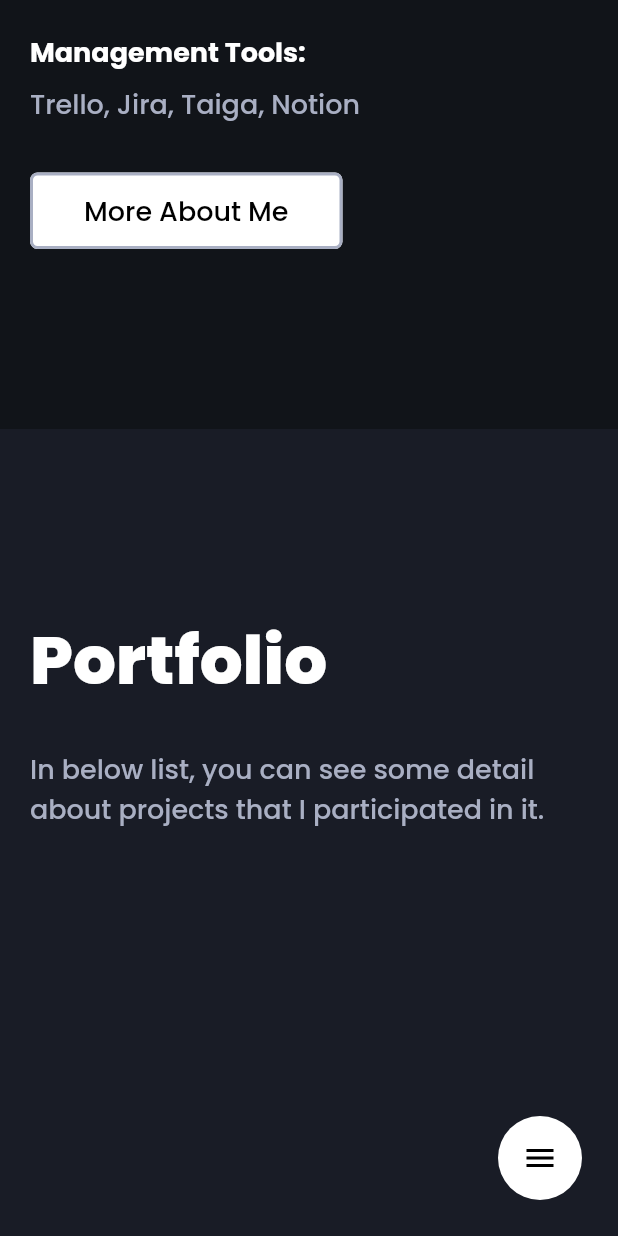
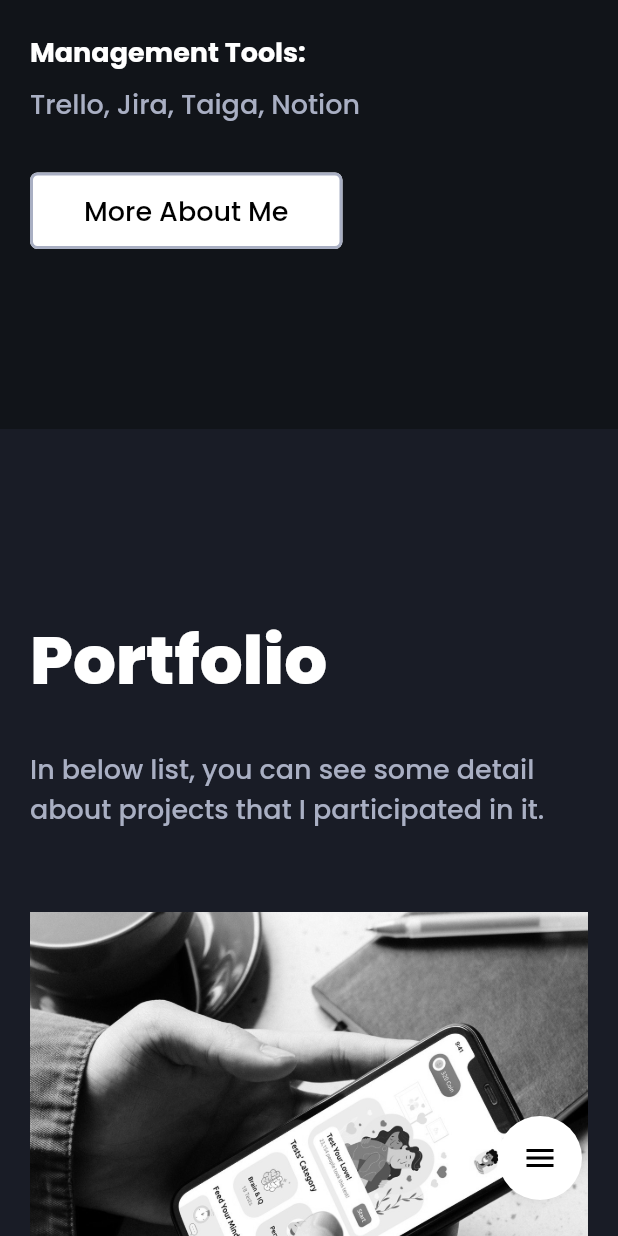
Before and after one commit to alirezat66/personal_web_flutter, a Flutter app: the screen it shows after launch, scrolled down 1728 dp, on a phone screen of 412 x 824 dp. Run offline on Flutter 3.47's test engine with Material 2 defaults, Android fonts, the phone set to English and light mode, and no system bars; drawn by our look-alikes of scrollable_positioned_list; our stand-ins replace auto_size_text, font_awesome_flutter, iconly; missing offline and left inert: google_maps, universal_html.

Commit message:
make portfo responsive

```diff
--- a/lib/screen/portfolio_screen.dart
+++ b/lib/screen/portfolio_screen.dart
@@ -1,5 +1,6 @@
 import 'package:flutter/material.dart';
 import 'package:personal_website/data/constant_value.dart';
+import 'package:personal_website/data/model/portfo.dart';
 import 'package:personal_website/helper/responsive_checker.dart';
 import 'package:personal_website/widget/portfo_item.dart';
 
@@ -9,6 +10,83 @@ class PortfolioScreen extends StatelessWidget {
   @override
   Widget build(BuildContext context) {
     var list = ConstantsValue.portfolioItems;
+
+    return ResponsiveCheker.isDeviceMobileWithContext(context)
+        ? PortfolioMobileWidget(list: list)
+        : PortfolioDesktopAndTabletWidget(list: list);
+  }
+}
+
+class PortfolioMobileWidget extends StatelessWidget {
+  const PortfolioMobileWidget({
+    Key? key,
+    required this.list,
+  }) : super(key: key);
+
+  final List<Portfo> list;
+
+  @override
+  Widget build(BuildContext context) {
+    return Container(
+      width: MediaQuery.of(context).size.width,
+      color: Color(0xff191c26),
+      child: Padding(
+        padding: EdgeInsets.symmetric(
+            horizontal: (ConstantsValue.kSmallLeftRightPadding)),
+        child: Column(
+          crossAxisAlignment: CrossAxisAlignment.start,
+          children: [
+            SizedBox(
+              height: ConstantsValue.kMainTopAndBottomPadding,
+            ),
+            Text(
+              'Portfolio',
+              style: Theme.of(context).textTheme.headline2,
+            ),
+            SizedBox(
+              height: ConstantsValue.kTitleAndSubtitlePadding,
+            ),
+            Text(
+                'In below list, you can see some detail about projects that I participated in it.',
+                style: Theme.of(context).textTheme.subtitle1),
+            SizedBox(
+              height: ConstantsValue.kSmallPaddingBetweenTwoLayout,
+            ),
+            Center(
+              child: ListView.separated(
+                separatorBuilder: (context, index) {
+                  return SizedBox(
+                    height: ConstantsValue.kSubtitleAndCaptionPadding,
+                  );
+                },
+                itemBuilder: (context, index) {
+                  return PortfoItem(item: list[index]);
+                },
+                itemCount: list.length,
+                physics: NeverScrollableScrollPhysics(),
+                shrinkWrap: true,
+              ),
+            ),
+            SizedBox(
+              height: ConstantsValue.kMainTopAndBottomPadding,
+            ),
+          ],
+        ),
+      ),
+    );
+  }
+}
+
+class PortfolioDesktopAndTabletWidget extends StatelessWidget {
+  const PortfolioDesktopAndTabletWidget({
+    Key? key,
+    required this.list,
+  }) : super(key: key);
+
+  final List<Portfo> list;
+
+  @override
+  Widget build(BuildContext context) {
     return Container(
       width: ResponsiveCheker.isDeviceDesktopWithContext(context)
           ? MediaQuery.of(context).size.width - 320
@@ -50,10 +128,10 @@ class PortfolioScreen extends StatelessWidget {
                     return PortfoItem(item: list[index]);
                   },
                   itemCount: list.length,
-
                   shrinkWrap: true,
                   physics: NeverScrollableScrollPhysics(),
-                  gridDelegate: SliverGridDelegateWithFixedCrossAxisCount(crossAxisCount: 3),
+                  gridDelegate: SliverGridDelegateWithFixedCrossAxisCount(
+                      crossAxisCount: 3,crossAxisSpacing: 16,mainAxisSpacing: 16),
                 ),
               ),
             ),
--- a/lib/widget/portfo_item.dart
+++ b/lib/widget/portfo_item.dart
@@ -35,8 +35,6 @@ class _PortfoItemState extends State<PortfoItem> {
         onTap: () {
           html.window.open(widget.item.url, "_blank");
         },
-        child: Padding(
-          padding: const EdgeInsets.only(right: 32),
         child: Stack(
           alignment: Alignment.bottomCenter,
           children: [
@@ -85,7 +83,6 @@ class _PortfoItemState extends State<PortfoItem> {
           ],
         ),
       ),
-      ),
     );
   }
 }
```
Lines whose indentation alone changed are shown as unchanged.
